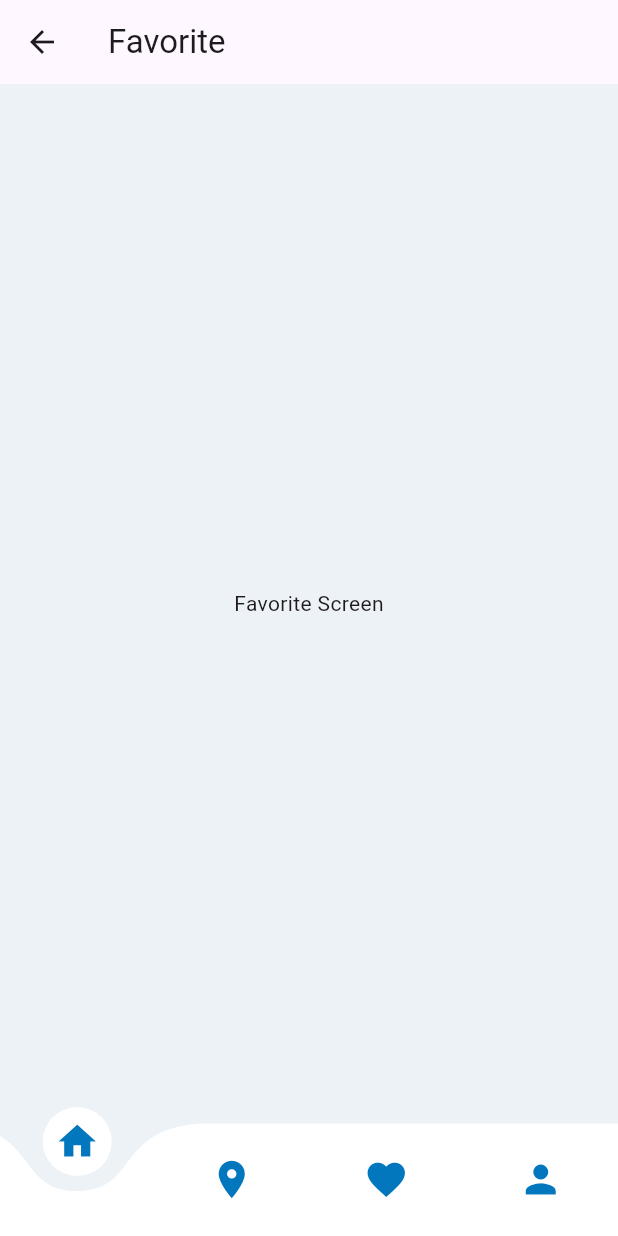
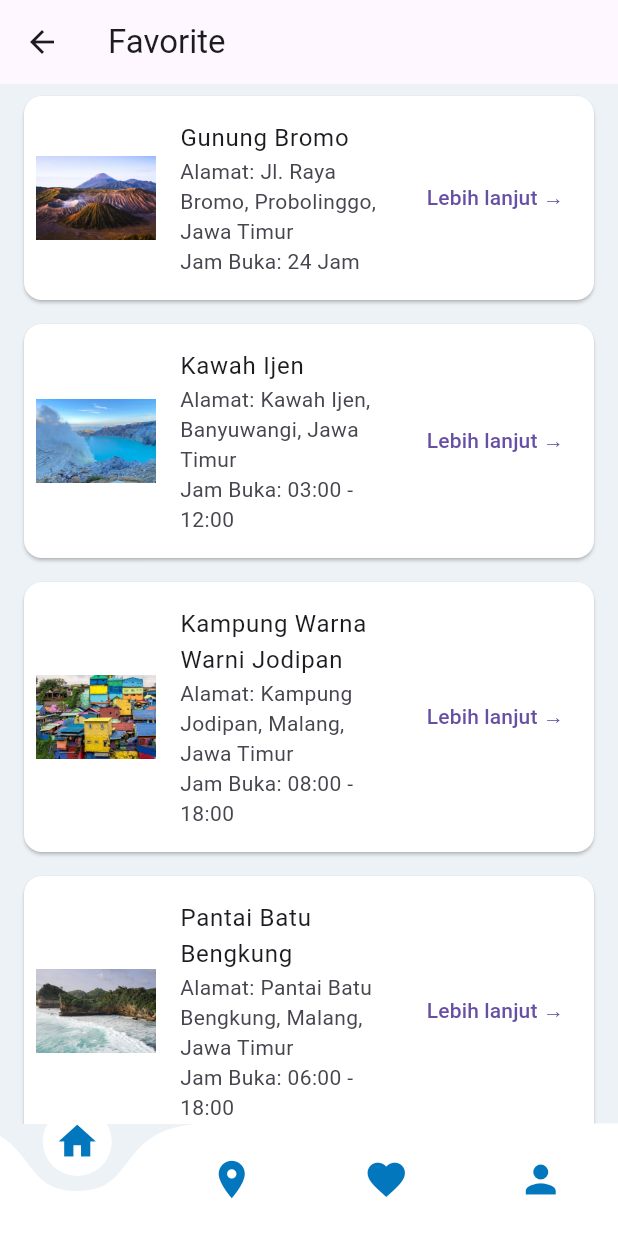
Before and after one commit to Anaaaslagi/EJGO_FinalProject, a Flutter app: the FavoriteScreen screen opened directly, on a phone screen of 412 x 824 dp. Run offline on Flutter 3.47's test engine with Material 3 defaults, Android fonts, the phone set to English and light mode, and no system bars; drawn by our look-alikes of curved_navigation_bar.

Commit message:
favorite_screen commit

```diff
--- a/lib/screens/favorite_screen.dart
+++ b/lib/screens/favorite_screen.dart
@@ -1,12 +1,112 @@
 import 'package:flutter/material.dart';
 import 'package:tugas3/widgets/home_buttom_bar.dart';
+import 'package:tugas3/screens/post_screen.dart';
+import 'package:tugas3/screens/home_screen.dart';
 
 class FavoriteScreen extends StatelessWidget {
+  final List<Map<String, String>> favoritePlaces = [
+    {
+      "name": "Gunung Bromo",
+      "address": "Jl. Raya Bromo, Probolinggo, Jawa Timur",
+      "hours": "24 Jam",
+      "image": "images/img1.jpeg",
+      "rating": "4.5",
+      "description":
+          "Gunung Bromo adalah salah satu gunung paling terkenal di Jawa Timur, menawarkan pemandangan yang menakjubkan dan pengalaman matahari terbit yang menakjubkan.",
+    },
+    {
+      "name": "Kawah Ijen",
+      "address": "Kawah Ijen, Banyuwangi, Jawa Timur",
+      "hours": "03:00 - 12:00",
+      "image": "images/img2.jpeg",
+      "rating": "4.7",
+      "description":
+          "Kawah Ijen terkenal dengan danau kawah berwarna biru kehijauan dan fenomena api biru, tempat yang wajib dikunjungi bagi para pelancong yang berjiwa petualang.",
+    },
+    {
+      "name": "Kampung Warna Warni Jodipan",
+      "address": "Kampung Jodipan, Malang, Jawa Timur",
+      "hours": "08:00 - 18:00",
+      "image": "images/img3.jpeg",
+      "rating": "4.2",
+      "description":
+          "Kampung Warna Warni Jodipan adalah desa penuh warna di Malang yang telah menjadi destinasi yang layak untuk diunggah di Instagram.",
+    },
+    {
+      "name": "Pantai Batu Bengkung",
+      "address": "Pantai Batu Bengkung, Malang, Jawa Timur",
+      "hours": "06:00 - 18:00",
+      "image": "images/img4.jpeg",
+      "rating": "4.3",
+      "description":
+          "Pantai Batu Bengkung adalah pantai yang tenang dengan formasi batuan yang unik dan lingkungan yang tenang.",
+    },
+    {
+      "name": "Telaga Sarangan",
+      "address": "Telaga Sarangan, Magetan, Jawa Timur",
+      "hours": "08:00 - 17:00",
+      "image": "images/img5.jpeg",
+      "rating": "4.8",
+      "description":
+          "Telaga Sarangan adalah danau pegunungan yang sejuk dan menyegarkan yang dikelilingi oleh pemandangan yang indah.",
+    },
+    {
+      "name": "Jembatan Suramadu",
+      "address": "Jembatan Suramadu, Surabaya-Madura, Jawa Timur",
+      "hours": "24 Jam",
+      "image": "images/img6.jpeg",
+      "rating": "4.6",
+      "description":
+          "Jembatan Suramadu adalah jembatan penting yang menghubungkan Surabaya dan Madura, menawarkan pemandangan yang menakjubkan di malam hari.",
+    },
+  ];
+
   @override
   Widget build(BuildContext context) {
     return Scaffold(
       appBar: AppBar(title: Text("Favorite")),
-      body: Center(child: Text("Favorite Screen")),
+      body: ListView.builder(
+        itemCount: favoritePlaces.length,
+        itemBuilder: (context, index) {
+          final place = favoritePlaces[index];
+          return Card(
+            color: Colors.white,
+            margin: EdgeInsets.symmetric(vertical: 8, horizontal: 16),
+            child: ListTile(
+              contentPadding: EdgeInsets.all(8),
+              leading: Image.asset(place["image"]!,
+                  width: 80, height: 80, fit: BoxFit.cover),
+              title: Text(place["name"]!),
+              subtitle: Column(
+                crossAxisAlignment: CrossAxisAlignment.start,
+                children: [
+                  Text("Alamat: ${place["address"]!}"),
+                  Text("Jam Buka: ${place["hours"]!}"),
+                ],
+              ),
+              trailing: TextButton(
+                child: Text("Lebih lanjut →"),
+                onPressed: () {
+                  // Mengarahkan ke PostScreen dengan data terkait
+                  Navigator.push(
+                    context,
+                    MaterialPageRoute(
+                      builder: (context) => PostScreen(
+                        index: index,
+                        location: place["name"]!,
+                        rating: double.parse(place["rating"]!),
+                        description: place["description"]!,
+                        address: place["address"]!,
+                        openingHours: place["hours"]!,
+                      ),
+                    ),
+                  );
+                },
+              ),
+            ),
+          );
+        },
+      ),
       bottomNavigationBar: HomeButtomBar(),
     );
   }
--- a/lib/screens/home_screen.dart
+++ b/lib/screens/home_screen.dart
@@ -26,12 +26,12 @@ class HomePage extends StatelessWidget{
   final List<double> ratings = [4.5, 4.7, 4.2, 4.3, 4.8, 4.6];
 
   final List<String> descriptions = [
-    'Gunung Bromo is one of the most famous mountains in East Java, offering stunning views and amazing sunrise experiences.',
-    'Kawah Ijen is known for its turquoise crater lake and the blue fire phenomenon, a must-visit for adventurous travelers.',
-    'Kampung Warna Warni Jodipan is a colorful village in Malang that has become an Instagram-worthy destination.',
-    'Pantai Batu Bengkung is a serene beach with unique rock formations and tranquil surroundings.',
-    'Telaga Sarangan is a cool and refreshing mountain lake surrounded by beautiful scenery.',
-    'Jembatan Suramadu is a landmark bridge connecting Surabaya and Madura, offering breathtaking views at night.'
+    'Gunung Bromo adalah salah satu gunung paling terkenal di Jawa Timur, menawarkan pemandangan yang menakjubkan dan pengalaman matahari terbit yang menakjubkan.',
+    'Kawah Ijen terkenal dengan danau kawah berwarna biru kehijauan dan fenomena api biru, tempat yang wajib dikunjungi bagi para pelancong yang berjiwa petualang.',
+    'Kampung Warna Warni Jodipan adalah desa penuh warna di Malang yang telah menjadi destinasi yang layak untuk diunggah di Instagram.',
+    'Pantai Batu Bengkung adalah pantai yang tenang dengan formasi batuan yang unik dan lingkungan yang tenang.',
+    'Telaga Sarangan adalah danau pegunungan yang sejuk dan menyegarkan yang dikelilingi oleh pemandangan yang indah.',
+    'Jembatan Suramadu adalah jembatan penting yang menghubungkan Surabaya dan Madura, menawarkan pemandangan yang menakjubkan di malam hari.'
   ];
 
   final List<String> addresses = [
--- a/lib/widgets/home_buttom_bar.dart
+++ b/lib/widgets/home_buttom_bar.dart
@@ -29,7 +29,6 @@ class _HomeButtomBarState extends State<HomeButtomBar> {
         setState(() {
           _currentIndex = index;
         });
-        // Use Navigator.pushReplacement to replace the current screen instead of pushing new screens
         Navigator.pushReplacement(
           context,
           MaterialPageRoute(builder: (context) => _pages[index]),
```
